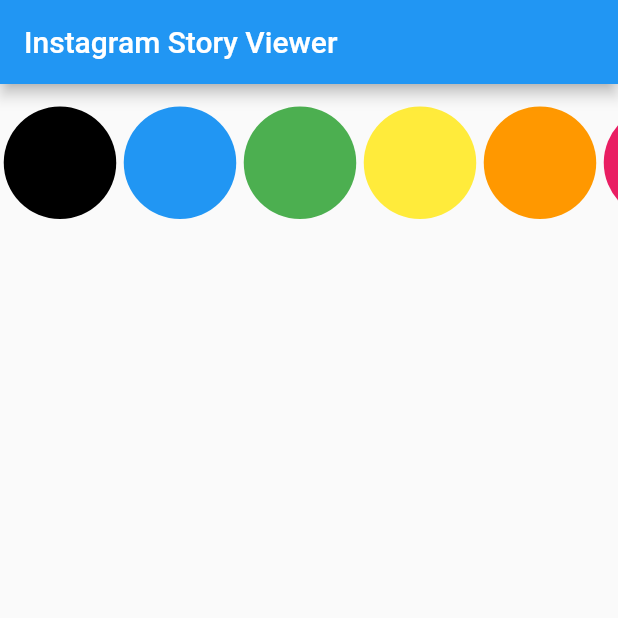
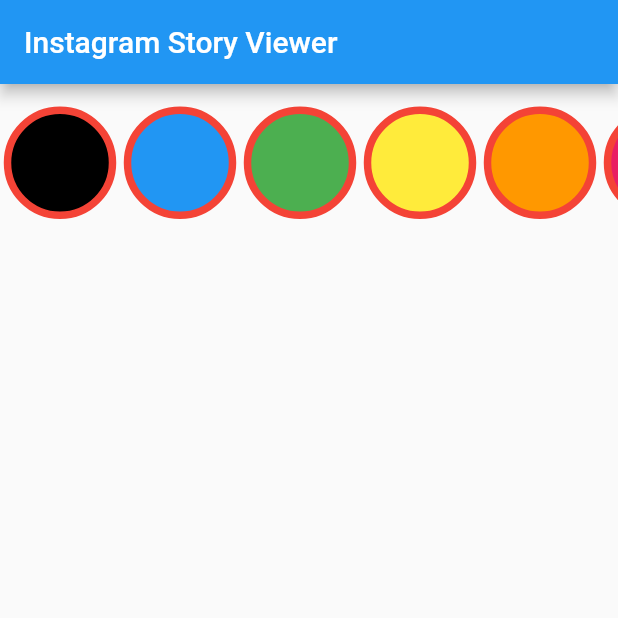
Before and after one commit to mustafatozluoglu/codeway_case_story, a Flutter app: the screen it shows after launch, on a phone screen of 412 x 824 dp, the top half of it. Run offline on Flutter 3.47's test engine with Material 2 defaults, Android fonts, the phone set to English and light mode, and no system bars.

Commit message:
Border added to story circle

```diff
--- a/lib/main.dart
+++ b/lib/main.dart
@@ -26,58 +26,66 @@ class MyApp extends StatelessWidget {
             scrollDirection: Axis.horizontal,
             children: <Widget>[
               Container(
-                decoration: const BoxDecoration(
+                decoration: BoxDecoration(
                   shape: BoxShape.circle,
-                  color: Colors.black
+                  color: Colors.black,
+                  border: Border.all(color: Colors.red, width: 5)
                 ),
                 width: 80.0,
               ),
               Container(
-                decoration: const BoxDecoration(
+                decoration: BoxDecoration(
                     shape: BoxShape.circle,
-                    color: Colors.blue
+                    color: Colors.blue,
+                    border: Border.all(color: Colors.red, width: 5)
                 ),
                 width: 80.0,
               ),
               Container(
-                decoration: const BoxDecoration(
+                decoration: BoxDecoration(
                     shape: BoxShape.circle,
-                    color: Colors.green
+                    color: Colors.green,
+                    border: Border.all(color: Colors.red, width: 5)
                 ),
                 width: 80.0,
               ),
               Container(
-                decoration: const BoxDecoration(
+                decoration: BoxDecoration(
                     shape: BoxShape.circle,
-                    color: Colors.yellow
+                    color: Colors.yellow,
+                    border: Border.all(color: Colors.red, width: 5)
                 ),
                 width: 80.0,
               ),
               Container(
-                decoration: const BoxDecoration(
+                decoration: BoxDecoration(
                     shape: BoxShape.circle,
-                    color: Colors.orange
+                    color: Colors.orange,
+                    border: Border.all(color: Colors.red, width: 5)
                 ),
                 width: 80.0,
               ),
               Container(
-                decoration: const BoxDecoration(
+                decoration: BoxDecoration(
                     shape: BoxShape.circle,
-                    color: Colors.pink
+                    color: Colors.pink,
+                    border: Border.all(color: Colors.red, width: 5)
                 ),
                 width: 80.0,
               ),
               Container(
-                decoration: const BoxDecoration(
+                decoration: BoxDecoration(
                     shape: BoxShape.circle,
-                    color: Colors.amber
+                    color: Colors.amber,
+                    border: Border.all(color: Colors.red, width: 5)
                 ),
                 width: 80.0,
               ),
               Container(
-                decoration: const BoxDecoration(
+                decoration: BoxDecoration(
                     shape: BoxShape.circle,
-                    color: Colors.brown
+                    color: Colors.brown,
+                    border: Border.all(color: Colors.red, width: 5)
                 ),
                 width: 80.0,
               ),
```
